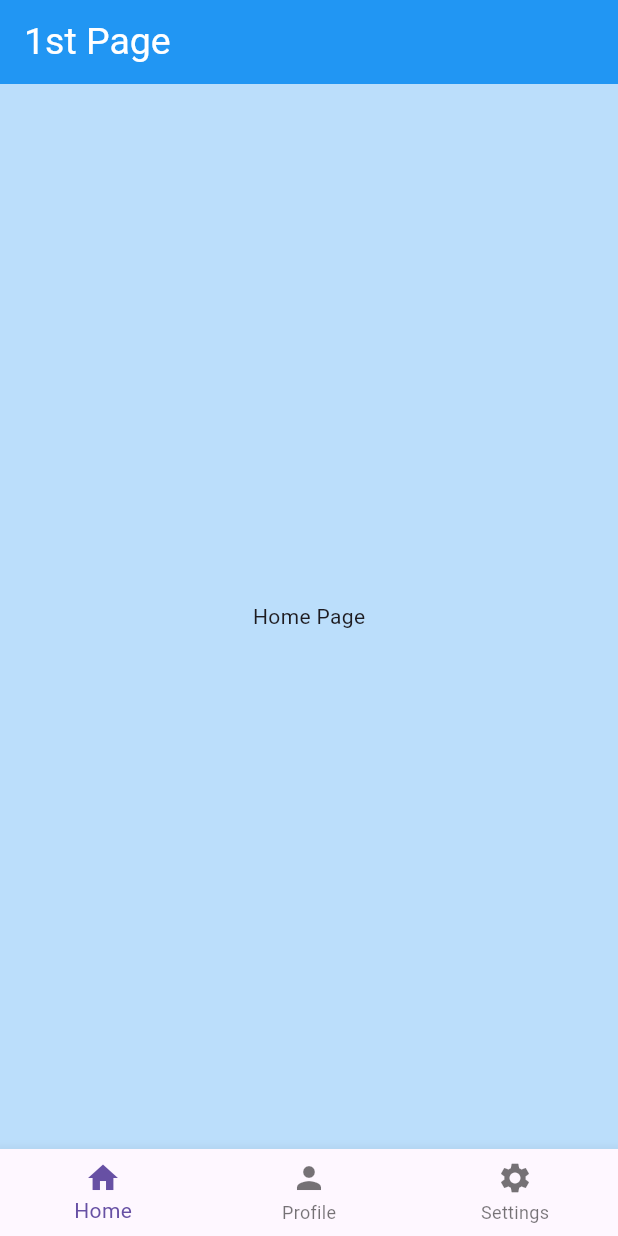
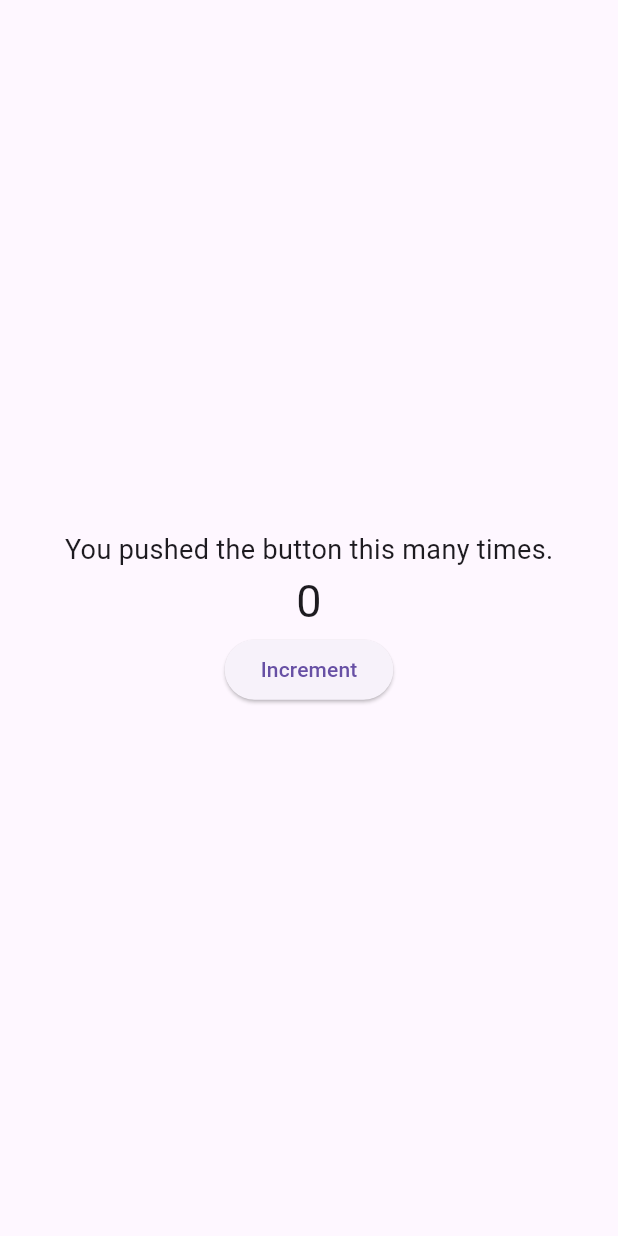
Before and after one commit to radiustechsolution/flutter-learn1, a Flutter app: the screen it shows after launch, on a phone screen of 412 x 824 dp. Run offline on Flutter 3.47's test engine with Material 3 defaults, Android fonts, the phone set to English and light mode, and no system bars.

Commit message:
StatefulWidget counter app

```diff
--- a/lib/main.dart
+++ b/lib/main.dart
@@ -1,32 +1,20 @@
 // ignore_for_file: prefer_const_constructors, must_be_immutable, unused_field
 
 import 'package:flutter/material.dart';
-import 'package:lean1/pages/first_page.dart';
-import 'package:lean1/pages/home_page.dart';
-import 'package:lean1/pages/profile_page.dart';
-import 'package:lean1/pages/settings_page.dart';
+
+import 'pages/counter_page.dart';
 
 void main() {
   runApp(MyApp());
 }
 
 class MyApp extends StatelessWidget {
-  MyApp({super.key});
+  const MyApp({super.key});
 
-  // Names
-  final List _pages = [HomePage(), ProfilePage(), SettingsPage()];
-
-  // This widget is the root of your application.
   @override
   Widget build(BuildContext context) {
     return MaterialApp(
-      debugShowCheckedModeBanner: false,
-      home: FirstPage(),
-      routes: {
-        '/firstpage': (context) => FirstPage(),
-        '/homepage': (context) => HomePage(),
-        '/settingspage': (context) => SettingsPage(),
-      },
+      home: CounterPage(),
     );
   }
 }
--- /dev/null
+++ b/lib/pages/counter_page.dart
@@ -0,0 +1,52 @@
+// ignore_for_file: prefer_const_constructors, unused_element, unused_field
+
+import 'package:flutter/material.dart';
+
+class CounterPage extends StatefulWidget {
+  const CounterPage({super.key});
+
+  @override
+  State<CounterPage> createState() => _CounterPageState();
+}
+
+class _CounterPageState extends State<CounterPage> {
+  // Variable
+  int _counter = 0;
+
+  // Method
+  void _incrementCounter() {
+    setState(() {
+      _counter++;
+    });
+  }
+
+  @override
+  Widget build(BuildContext context) {
+    return MaterialApp(
+      home: Scaffold(
+        body: Center(
+          child: Column(
+            mainAxisAlignment: MainAxisAlignment.center,
+            children: [
+              // Instruction
+              Text(
+                "You pushed the button this many times.",
+                style: TextStyle(fontSize: 18),
+              ),
+
+              // Counter
+              Text(
+                _counter.toString(),
+                style: TextStyle(fontSize: 30),
+              ),
+
+              // Button
+              ElevatedButton(
+                  onPressed: _incrementCounter, child: Text("Increment"))
+            ],
+          ),
+        ),
+      ),
+    );
+  }
+}
```
